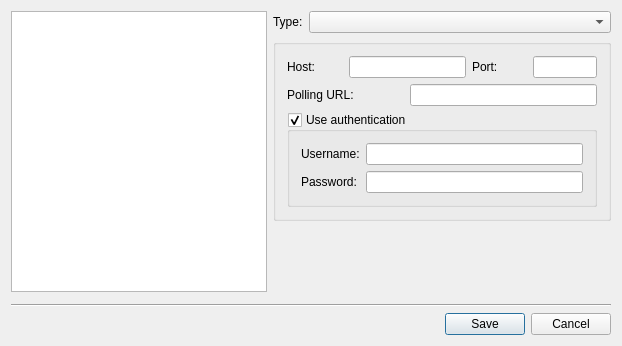
Qt form src/proxy.ui (psi-im/psi) before a commit.
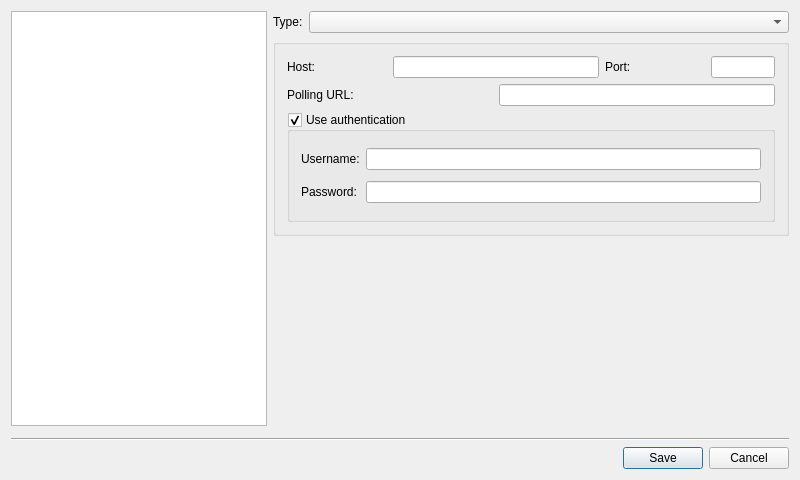
The same form after that commit. Custom widgets are drawn as their Qt base class.

The edit to the form file:
```diff
--- a/src/proxy.ui
+++ b/src/proxy.ui
@@ -6,8 +6,8 @@
    <rect>
     <x>0</x>
     <y>0</y>
-    <width>622</width>
-    <height>346</height>
+    <width>800</width>
+    <height>480</height>
    </rect>
   </property>
   <property name="windowTitle">
```
